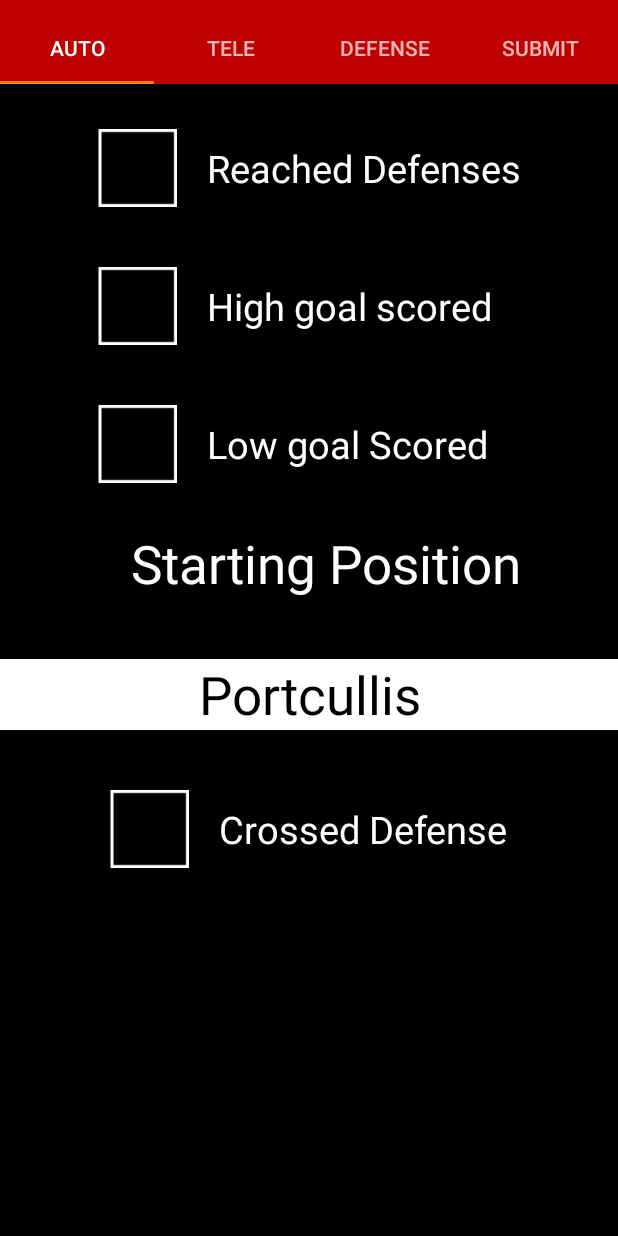
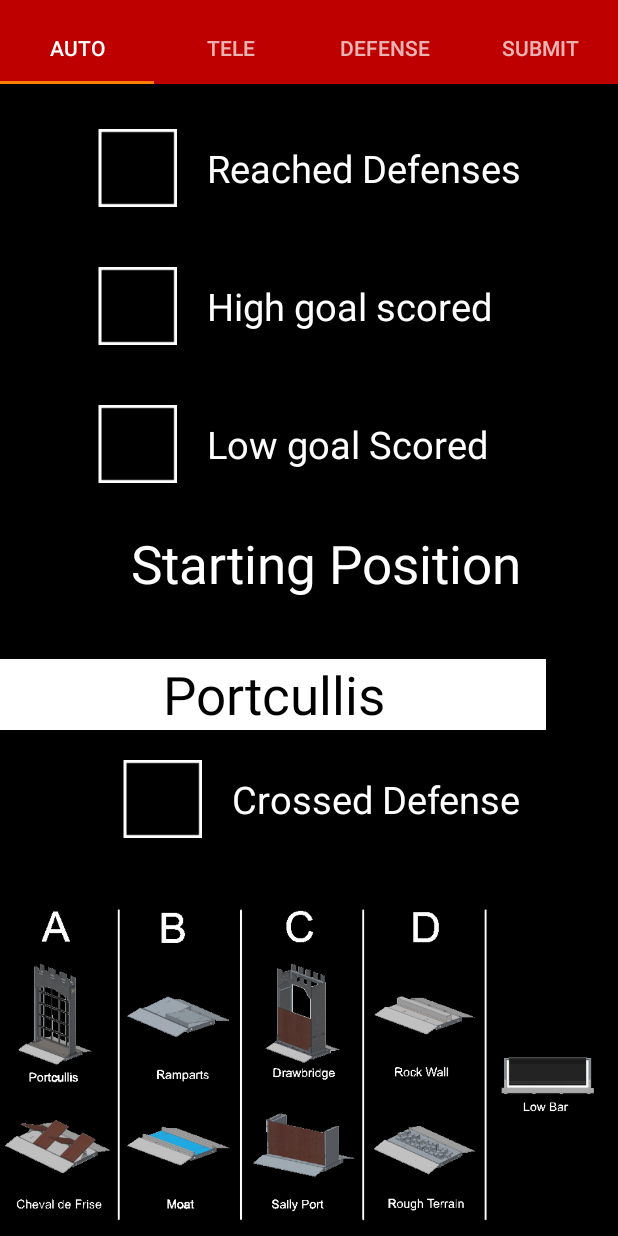
Before and after one commit to STORM-FTC-4390-7433/FRC-Scouting-2016-User, an Android app: the MatchActivity screen opened directly, with no data from a screen before it, on a phone screen of 412 x 824 dp. Run offline under Robolectric (Android 15) with nearby library versions, the phone set to English and light mode, and no system bars; libraries missing offline, so code that uses them is left out: de.greenrobot.event; 1 statement that could not run was skipped.

Commit message:
Added defenses image and changed mipmap

```diff
--- a/app/src/main/java/fragments/AutoFragment.java
+++ b/app/src/main/java/fragments/AutoFragment.java
@@ -34,6 +34,7 @@
         Spinner spinner = (Spinner)view.findViewById(R.id.spinAuto);
         ArrayAdapter<CharSequence> adapt = ArrayAdapter.createFromResource(getActivity().getBaseContext(), R.array.autoDefenses, R.layout.spinner_item);
         adapt.setDropDownViewResource(R.layout.spinner_dropdown_item);
+
         spinner.setAdapter(adapt);
         return view;
     }
--- a/app/src/main/java/org/lrhsd/storm/user16/MatchActivity.java
+++ b/app/src/main/java/org/lrhsd/storm/user16/MatchActivity.java
@@ -153,8 +153,10 @@
                         strong.setdWeak5(boolToInt(chkWeak5.isChecked()));
                         strong.setNotes(notes.getText().toString());
                         DatabaseHandler.getInstance(getApplicationContext()).addAllData(strong);
+                        Toast.makeText(getApplicationContext(), "Data added", Toast.LENGTH_SHORT).show();
                         Intent returnAction = new Intent(getApplicationContext(), MainActivity.class);
                         startActivity(returnAction);
+
                     }
                 })
                 .setNegativeButton("No", new DialogInterface.OnClickListener() {
@@ -194,6 +196,9 @@
         else if(text.equals("Low Bar")){
             return "lb";
         }
+        else if(text.equals("None(Spy Position)")){
+            return "nA";
+        }
         return null;
     }
     public int boolToInt(boolean a){
--- a/app/src/main/java/org/lrhsd/storm/user16/QrActivity.java
+++ b/app/src/main/java/org/lrhsd/storm/user16/QrActivity.java
@@ -13,6 +13,7 @@
 import android.view.Display;
 import android.view.View;
 import android.widget.ImageView;
+import android.widget.Toast;
 
 import net.glxn.qrgen.android.QRCode;
 
@@ -46,11 +47,12 @@
     public void deleteAndExit(View v){
         new AlertDialog.Builder(this)
                 .setTitle("Return to Main screen")
-                .setMessage("Are you sure?")
+                .setMessage("Are you sure? Doing this will delete the current database and this action cannot be undone")
                 .setPositiveButton("Yes", new DialogInterface.OnClickListener() {
                     @Override
                     public void onClick(DialogInterface dialog, int which) {
                         DatabaseHandler.getInstance(getApplicationContext()).clearTable();
+                        Toast.makeText(getApplicationContext(), "Database cleared", Toast.LENGTH_SHORT).show();
                         Intent back = new Intent(getApplicationContext(), MainActivity.class);
                         startActivity(back);
                     }
--- a/app/src/main/res/layout/fragment_auto.xml
+++ b/app/src/main/res/layout/fragment_auto.xml
@@ -6,10 +6,11 @@
     android:fillViewport="true">
     <LinearLayout
         android:layout_width="fill_parent"
-        android:layout_height="fill_parent">
+        android:layout_height="fill_parent"
+        android:background="@android:color/black">
     <RelativeLayout
     android:layout_width="match_parent"
-    android:layout_height="match_parent"
+    android:layout_height="781dp"
     android:background="@android:color/black">
 
 
@@ -80,7 +81,7 @@
             android:layout_alignParentStart="true"
             android:layout_marginBottom="20dp"
             android:spinnerMode="dialog"
-            android:background="@drawable/spinner"/>
+            />
 
         <CheckBox
             android:layout_width="wrap_content"
@@ -93,8 +94,16 @@
             android:checked="false"
             android:paddingLeft="20dp"
             android:layout_below="@+id/spinAuto"
-            android:layout_centerHorizontal="true"
-            android:layout_marginTop="20dp" />
+            android:layout_alignRight="@+id/textView"
+            android:layout_alignEnd="@+id/textView"
+            android:layout_marginBottom="30dp" />
+
+        <ImageView
+            android:layout_width="800dp"
+            android:layout_height="800dp"
+            android:id="@+id/imageView"
+            android:src="@drawable/def"
+            android:layout_below="@+id/chkAutoCross" />
 
 
     </RelativeLayout>
--- a/app/src/main/res/layout/fragment_submit.xml
+++ b/app/src/main/res/layout/fragment_submit.xml
@@ -26,6 +26,7 @@
         android:textColor="@android:color/black"
         android:background="#ffffffff"
         android:gravity="top|left"
+        android:maxLength="140"
         android:layout_alignParentTop="true"
         android:layout_alignParentStart="true"
         android:layout_alignParentLeft="true"
--- a/app/src/main/res/values/strings.xml
+++ b/app/src/main/res/values/strings.xml
@@ -25,6 +25,7 @@
         <item name="rw">Rock Wall</item>
         <item name="rt">Rough Terrain</item>
         <item name="lb">Low Bar</item>
+        <item name="na">None(Spy position)</item>
     </string-array>
     <string-array name="defenses">
         <item name="ptc">Portcullis</item>
```
Also changed, not shown: app/src/main/java/org/lrhsd/storm/user16/MainActivity.java (+4 -4 lines), app/src/main/res/drawable/def.png, app/src/main/res/mipmap-hdpi/ic_launcher.png, app/src/main/res/mipmap-mdpi/ic_launcher.png, app/src/main/res/mipmap-xhdpi/ic_launcher.png, app/src/main/res/mipmap-xxhdpi/ic_launcher.png, app/src/main/res/mipmap-xxxhdpi/ic_launcher.png.
